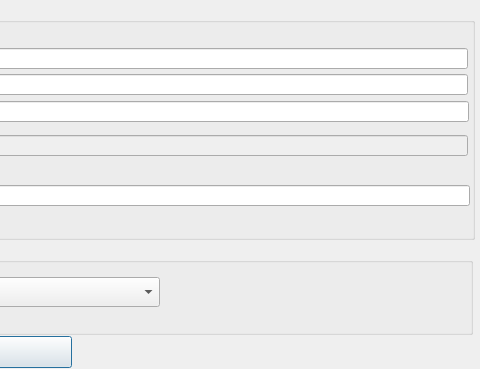
The window that BabelBrain/SelFiles/form.ui (ProteusMRIgHIFU/BabelBrain) describes before a commit, drawn with Qt 5; both pictures show x 545 to 1025 and y 0 to 369 of the 1025 by 369 pixel window.
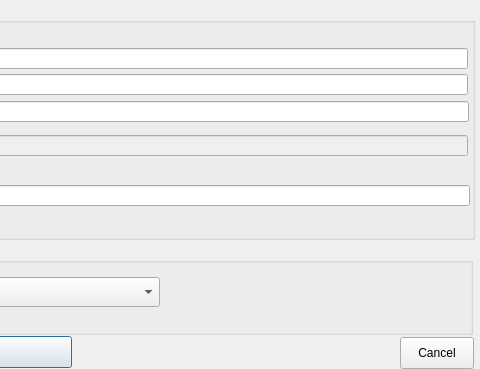
The same window after the commit.

Commit message: add cancel button on SelFiles input dialog

Diff of the .ui file:
```diff
--- a/BabelBrain/SelFiles/form.ui
+++ b/BabelBrain/SelFiles/form.ui
@@ -464,6 +464,19 @@
     </property>
    </widget>
   </widget>
+  <widget class="QPushButton" name="CancelpushButton">
+   <property name="geometry">
+    <rect>
+     <x>945</x>
+     <y>337</y>
+     <width>74</width>
+     <height>32</height>
+    </rect>
+   </property>
+   <property name="text">
+    <string>Cancel</string>
+   </property>
+  </widget>
  </widget>
  <resources/>
  <connections/>
```
The commit also changes 2 other files.
